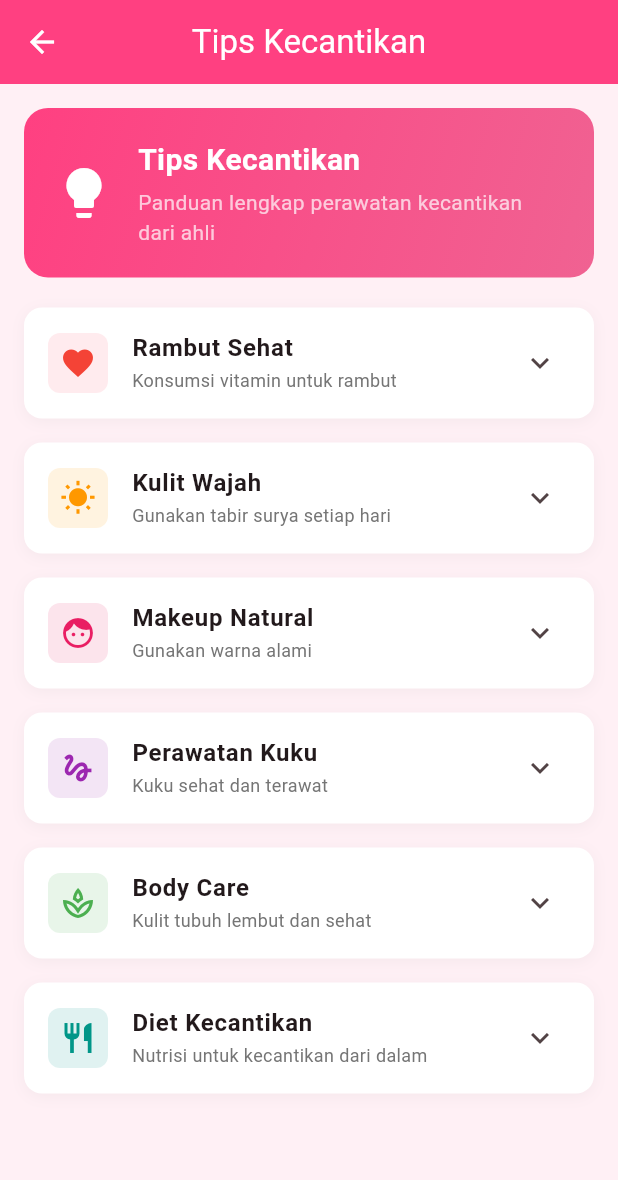
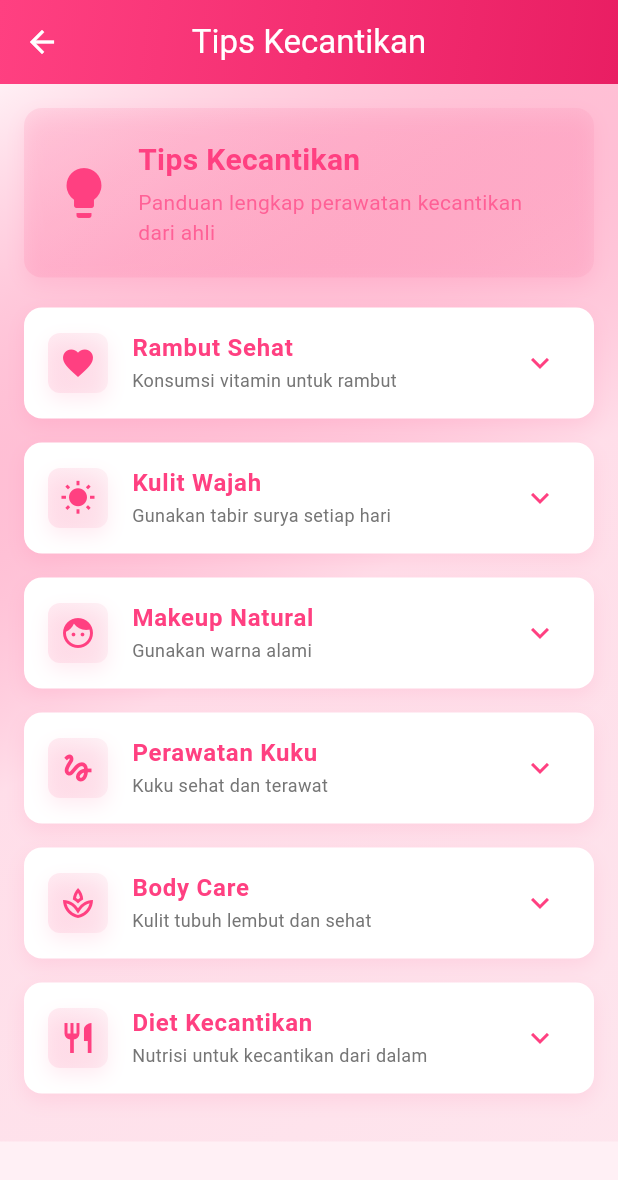
Before and after one commit to kurniacantik220804/flutter_application_1, a Flutter app: the BeautyTipsScreen screen opened directly, on a phone screen of 412 x 824 dp. Shown: the top 1180 px of the screen. Run offline on Flutter 3.47's test engine with Material 3 defaults, Android fonts, the phone set to English and light mode, and no system bars; our stand-ins replace animated_bottom_navigation_bar, auto_size_text, get, get_storage, share_plus, supabase_flutter and 1 more; accounts and stored records are empty; statements that could not run were skipped.

Commit message:
edit tema

```diff
--- a/lib/database/auth_service.dart
+++ b/lib/database/auth_service.dart
@@ -2,7 +2,6 @@ import 'package:get/get.dart';
 import 'package:get_storage/get_storage.dart';
 import 'package:supabase_flutter/supabase_flutter.dart';
 import 'package:flutter_application_1/database/service_supabase.dart';
-import 'package:flutter_application_1/login/user_service.dart';
 
 class AuthService extends GetxController {
   static AuthService get to => Get.find();
--- a/lib/screen/beauty_tips_screen.dart
+++ b/lib/screen/beauty_tips_screen.dart
@@ -1,17 +1,23 @@
 import 'package:flutter/material.dart';
 import 'package:share_plus/share_plus.dart';
 import 'package:url_launcher/url_launcher.dart';
+import 'package:get/get.dart';
+import 'package:flutter_application_1/theme/theme_controller.dart';
+import 'package:flutter_application_1/theme/theme_widgets.dart';
 
 class BeautyTipsScreen extends StatelessWidget {
   const BeautyTipsScreen({super.key});
 
   @override
   Widget build(BuildContext context) {
-    return Scaffold(
-      appBar: AppBar(
-        title: const Text('Tips Kecantikan'),
-        backgroundColor: Colors.pinkAccent,
-        elevation: 0,
+    return GetBuilder<ThemeController>(
+      id: 'beauty_tips',
+      builder: (controller) {
+        final colors = controller.getThemeColors();
+
+        return ThemedScaffold(
+          appBar: const ThemedAppBar(
+            title: 'Tips Kecantikan',
           ),
           body: SafeArea(
             child: SingleChildScrollView(
@@ -19,49 +25,44 @@ class BeautyTipsScreen extends StatelessWidget {
               child: Column(
                 crossAxisAlignment: CrossAxisAlignment.start,
                 children: [
-              _buildHeaderSection(),
+                  _buildHeaderSection(colors),
                   const SizedBox(height: 20),
-              _buildTipsGrid(),
+                  _buildTipsGrid(colors),
                 ],
               ),
             ),
           ),
         );
+      },
+    );
   }
 
-  Widget _buildHeaderSection() {
-    return Container(
+  Widget _buildHeaderSection(ThemeColors colors) {
+    return AnimatedThemedContainer(
       padding: const EdgeInsets.all(20),
-      decoration: BoxDecoration(
-        gradient: LinearGradient(
-          colors: [Colors.pinkAccent, Colors.pink[300]!],
-          begin: Alignment.topLeft,
-          end: Alignment.bottomRight,
-        ),
-        borderRadius: BorderRadius.circular(16),
-      ),
-      child: const Row(
+      withGradient: true,
+      child: Row(
         children: [
-          Icon(Icons.lightbulb, size: 40, color: Colors.white),
-          SizedBox(width: 16),
+          Icon(Icons.lightbulb, size: 40, color: colors.primary),
+          const SizedBox(width: 16),
           Expanded(
             child: Column(
               crossAxisAlignment: CrossAxisAlignment.start,
               children: [
-                Text(
-                  'Tips Kecantikan',
-                  style: TextStyle(
+                ThemedText(
+                  text: 'Tips Kecantikan',
+                  isPrimary: true,
+                  style: const TextStyle(
                     fontSize: 20,
                     fontWeight: FontWeight.bold,
-                    color: Colors.white,
                   ),
                 ),
-                SizedBox(height: 4),
+                const SizedBox(height: 4),
                 Text(
                   'Panduan lengkap perawatan kecantikan dari ahli',
                   style: TextStyle(
                     fontSize: 14,
-                    color: Colors.white70,
+                    color: colors.primary.withOpacity(0.7),
                   ),
                 ),
               ],
@@ -72,14 +73,12 @@ class BeautyTipsScreen extends StatelessWidget {
     );
   }
 
-  Widget _buildTipsGrid() {
+  Widget _buildTipsGrid(ThemeColors colors) {
     final List<TipsData> tipsList = [
       TipsData(
         title: 'Rambut Sehat',
         subtitle: 'Konsumsi vitamin untuk rambut',
         icon: Icons.favorite,
-        color: Colors.red[50]!,
-        iconColor: Colors.red,
         content: '''
 Tips untuk menjaga kesehatan rambut:
 
@@ -103,8 +102,6 @@ Bahan alami untuk masker rambut:
         title: 'Kulit Wajah',
         subtitle: 'Gunakan tabir surya setiap hari',
         icon: Icons.wb_sunny,
-        color: Colors.orange[50]!,
-        iconColor: Colors.orange,
         content: '''
 Rutina perawatan wajah harian:
 
@@ -133,8 +130,6 @@ Tips tambahan:
         title: 'Makeup Natural',
         subtitle: 'Gunakan warna alami',
         icon: Icons.face,
-        color: Colors.pink[50]!,
-        iconColor: Colors.pink,
         content: '''
 Panduan makeup natural sehari-hari:
 
@@ -166,8 +161,6 @@ Tips aplikasi:
         title: 'Perawatan Kuku',
         subtitle: 'Kuku sehat dan terawat',
         icon: Icons.gesture,
-        color: Colors.purple[50]!,
-        iconColor: Colors.purple,
         content: '''
 Cara merawat kuku yang benar:
 
@@ -200,8 +193,6 @@ Tanda kuku sehat:
         title: 'Body Care',
         subtitle: 'Kulit tubuh lembut dan sehat',
         icon: Icons.spa_outlined,
-        color: Colors.green[50]!,
-        iconColor: Colors.green,
         content: '''
 Rutina perawatan tubuh:
 
@@ -234,8 +225,6 @@ Tips khusus:
         title: 'Diet Kecantikan',
         subtitle: 'Nutrisi untuk kecantikan dari dalam',
         icon: Icons.restaurant,
-        color: Colors.teal[50]!,
-        iconColor: Colors.teal,
         content: '''
 Makanan untuk kecantikan alami:
 
@@ -269,35 +258,34 @@ Yang harus dihindari:
     ];
 
     return Column(
-      children: tipsList.map((tips) => _buildTipsCard(tips)).toList(),
+      children: tipsList.map((tips) => _buildTipsCard(tips, colors)).toList(),
     );
   }
 
-  Widget _buildTipsCard(TipsData tips) {
-    return Container(
+  Widget _buildTipsCard(TipsData tips, ThemeColors colors) {
+    return ThemedCard(
       margin: const EdgeInsets.only(bottom: 16),
-      decoration: BoxDecoration(
-        color: Colors.white,
-        borderRadius: BorderRadius.circular(12),
-        boxShadow: [
-          BoxShadow(
-            color: Colors.grey.withOpacity(0.1),
-            blurRadius: 8,
-            offset: const Offset(0, 2),
+      padding: EdgeInsets.zero,
+      child: Theme(
+        data: Get.theme.copyWith(
+          listTileTheme: ListTileThemeData(
+            iconColor: colors.primary,
           ),
-        ],
+          expansionTileTheme: ExpansionTileThemeData(
+            iconColor: colors.primary,
+            collapsedIconColor: colors.primary,
+          ),
         ),
         child: ExpansionTile(
-        leading: Container(
+          leading: AnimatedThemedContainer(
             padding: const EdgeInsets.all(8),
-          decoration: BoxDecoration(
-            color: tips.color,
-            borderRadius: BorderRadius.circular(8),
+            withGradient: true,
+            borderRadius: 8,
+            child: Icon(tips.icon, color: colors.primary, size: 24),
           ),
-          child: Icon(tips.icon, color: tips.iconColor, size: 24),
-        ),
-        title: Text(
-          tips.title,
+          title: ThemedText(
+            text: tips.title,
+            isPrimary: true,
             style: const TextStyle(
               fontWeight: FontWeight.bold,
               fontSize: 16,
@@ -316,13 +304,12 @@ Yang harus dihindari:
               child: Column(
                 crossAxisAlignment: CrossAxisAlignment.start,
                 children: [
-                Container(
+                  SizedBox(
                     width: double.infinity,
+                    child: AnimatedThemedContainer(
                       padding: const EdgeInsets.all(16),
-                  decoration: BoxDecoration(
-                    color: tips.color,
-                    borderRadius: BorderRadius.circular(8),
-                  ),
+                      withGradient: true,
+                      borderRadius: 8,
                       child: Text(
                         tips.content.trim(),
                         style: const TextStyle(
@@ -332,14 +319,28 @@ Yang harus dihindari:
                         ),
                       ),
                     ),
+                  ),
                   const SizedBox(height: 12),
+                  _buildSocialShareButtons(tips, colors),
+                ],
+              ),
+            ),
+          ],
+        ),
+      ),
+    );
+  }
+
+  Widget _buildSocialShareButtons(TipsData tips, ThemeColors colors) {
+    return Column(
+      children: [
         Row(
           mainAxisAlignment: MainAxisAlignment.spaceEvenly,
           children: [
             _buildSocialShareButton(
               icon: Icons.share,
               label: 'Share',
-                      color: Colors.blue,
+              color: colors.primary,
               onPressed: () => _shareGeneral(tips),
             ),
             _buildSocialShareButton(
@@ -372,13 +373,15 @@ Yang harus dihindari:
               color: const Color(0xFF1DA1F2),
               onPressed: () => _shareToTwitter(tips),
             ),
+            _buildSocialShareButton(
+              icon: Icons.bookmark,
+              label: 'Bookmark',
+              color: colors.secondary,
+              onPressed: () => _saveBookmark(tips),
+            ),
           ],
         ),
       ],
-            ),
-          ),
-        ],
-      ),
     );
   }
 
@@ -514,19 +517,28 @@ ${tips.subtitle}
     }
   }
 
-  // Save bookmark function (placeholder)
+  // Save bookmark function with GetStorage
   void _saveBookmark(TipsData tips) {
-    // TODO: Implement actual bookmark saving to local storage or database
-    // For now, just show a snackbar
-    // You can implement this with GetStorage, SharedPreferences, or SQLite
-
-    // Example implementation would be:
-    // final storage = GetStorage();
-    // List<String> bookmarks = storage.read('bookmarks') ?? [];
-    // bookmarks.add(tips.title);
-    // storage.write('bookmarks', bookmarks);
-
-    print('Bookmark saved: ${tips.title}');
+    try {
+      // You can implement this with GetStorage for persistent storage
+      Get.snackbar(
+        'Bookmark',
+        'Tips "${tips.title}" telah disimpan!',
+        backgroundColor:
+            ThemeController.to.getThemeColors().primary.withOpacity(0.1),
+        colorText: ThemeController.to.getThemeColors().primary,
+        snackPosition: SnackPosition.BOTTOM,
+        duration: const Duration(seconds: 2),
+        margin: const EdgeInsets.all(16),
+        borderRadius: 8,
+        icon: Icon(
+          Icons.bookmark_added,
+          color: ThemeController.to.getThemeColors().primary,
+        ),
+      );
+    } catch (e) {
+      print('Error saving bookmark: $e');
+    }
   }
 }
 
@@ -534,16 +546,12 @@ class TipsData {
   final String title;
   final String subtitle;
   final IconData icon;
-  final Color color;
-  final Color iconColor;
   final String content;
 
   TipsData({
     required this.title,
     required this.subtitle,
     required this.icon,
-    required this.color,
-    required this.iconColor,
     required this.content,
   });
 }
```
Also changed, not shown: lib/screen/promo/admin_promo_screen.dart (renamed from lib/screen/admin_promo_screen.dart), lib/screen/promo/admin_promo_service.dart (renamed from lib/screen/admin_promo_service.dart), lib/screen/promo/promo_screen.dart (renamed from lib/screen/promo_screen.dart). Lines whose indentation alone changed are shown as unchanged.
